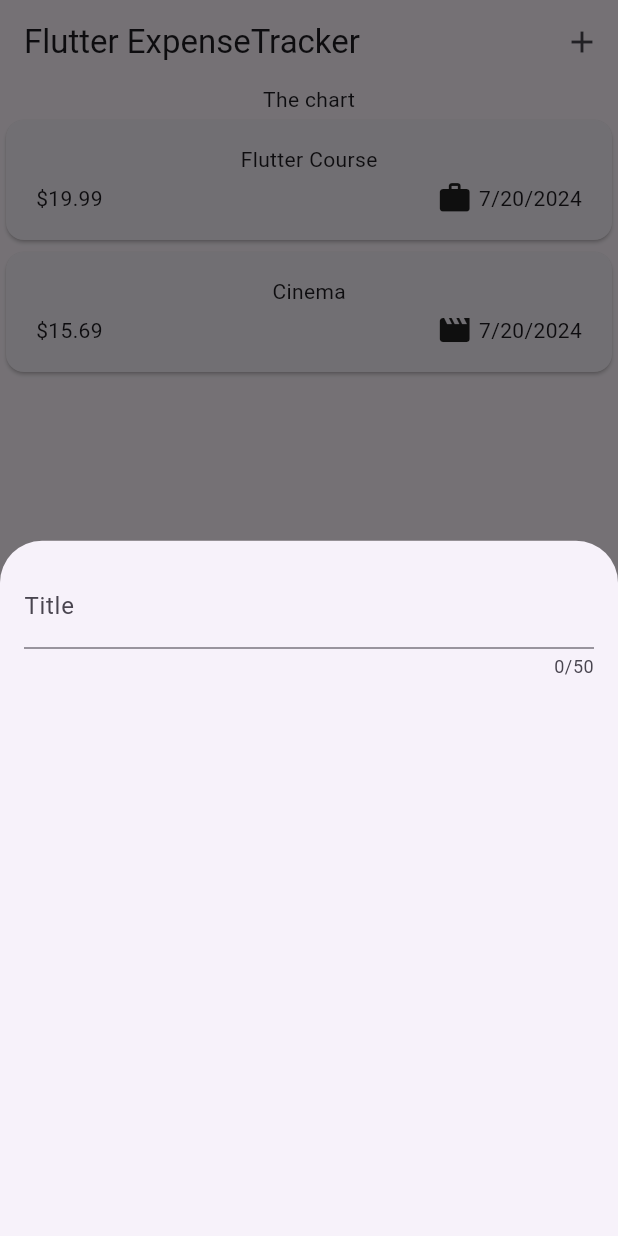
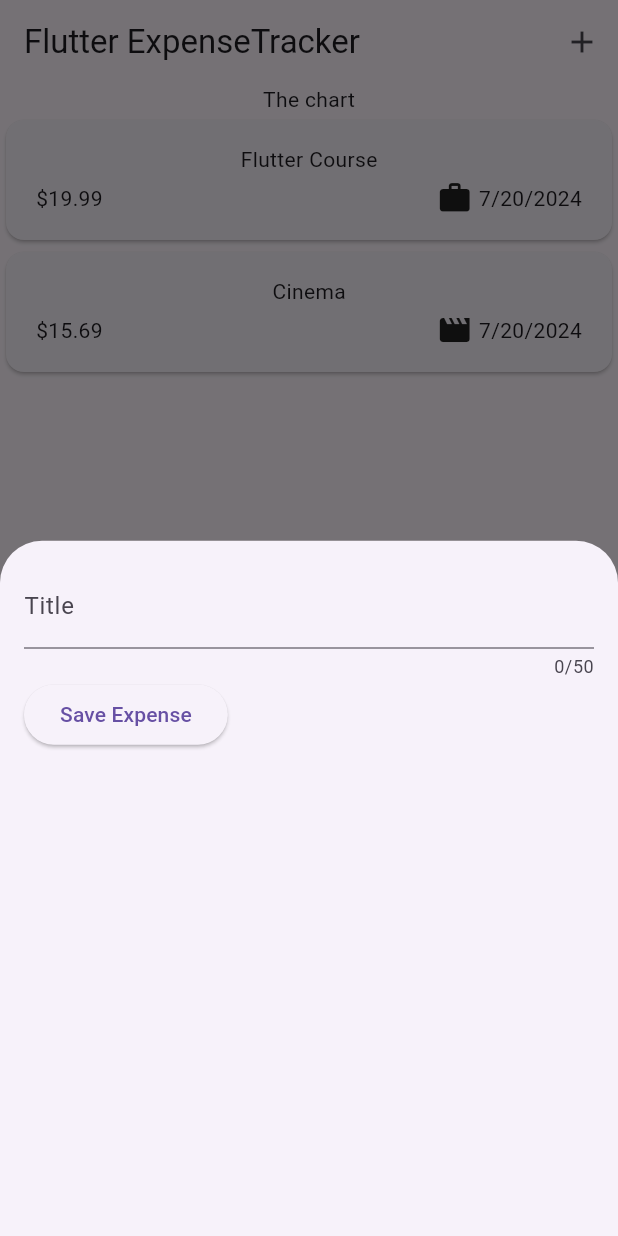
Before and after one commit to AmmarSultanDev/expense_tracker, a Flutter app: the screen it shows after launch, after a tap on the "add" icon, on a phone screen of 412 x 824 dp. Run offline on Flutter 3.47's test engine with Material 3 defaults, Android fonts, the phone set to English and light mode, and no system bars.

Commit message:
feat: Save entered title in NewExpense widget
This commit adds functionality to save the entered title in the NewExpense widget. The `_saveTitleInput` method is called when the title text field is changed, and it updates the `_enteredTitle` variable with the new value. This enhancement improves the data handling in the NewExpense widget, allowing the entered title to be used for further processing, such as saving the expense.

```diff
--- a/lib/widgets/new_expense.dart
+++ b/lib/widgets/new_expense.dart
@@ -8,16 +8,32 @@ class NewExpense extends StatefulWidget {
 }
 
 class _NewExpenseState extends State<NewExpense> {
+  var _enteredTitle = '';
+
+  void _saveTitleInput(String inputValue) {
+    _enteredTitle = inputValue;
+  }
+
   @override
   Widget build(BuildContext context) {
-    return const Padding(
-      padding: EdgeInsets.all(16),
+    return Padding(
+      padding: const EdgeInsets.all(16),
       child: Column(
         children: [
           TextField(
+            onChanged: _saveTitleInput,
             maxLength: 50,
-            decoration: InputDecoration(labelText: 'Title'),
+            decoration: const InputDecoration(labelText: 'Title'),
           ),
+          Row(
+            children: [
+              ElevatedButton(
+                  onPressed: () {
+                    print(_enteredTitle);
+                  },
+                  child: const Text('Save Expense'))
+            ],
+          )
         ],
       ),
     );
```
